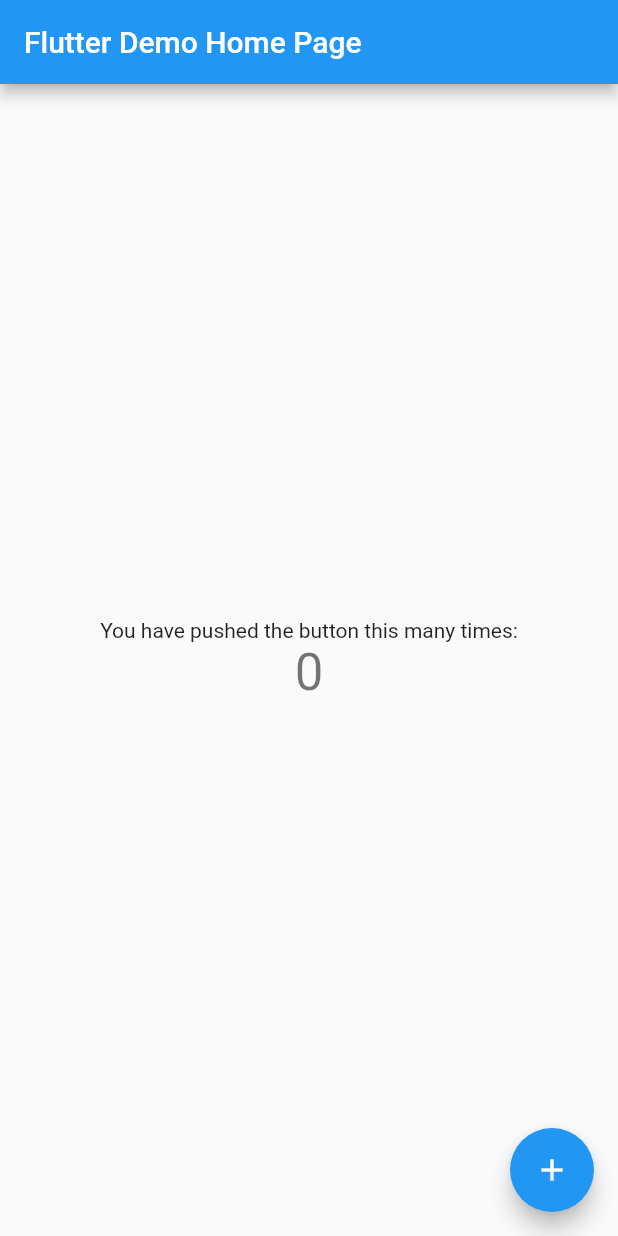
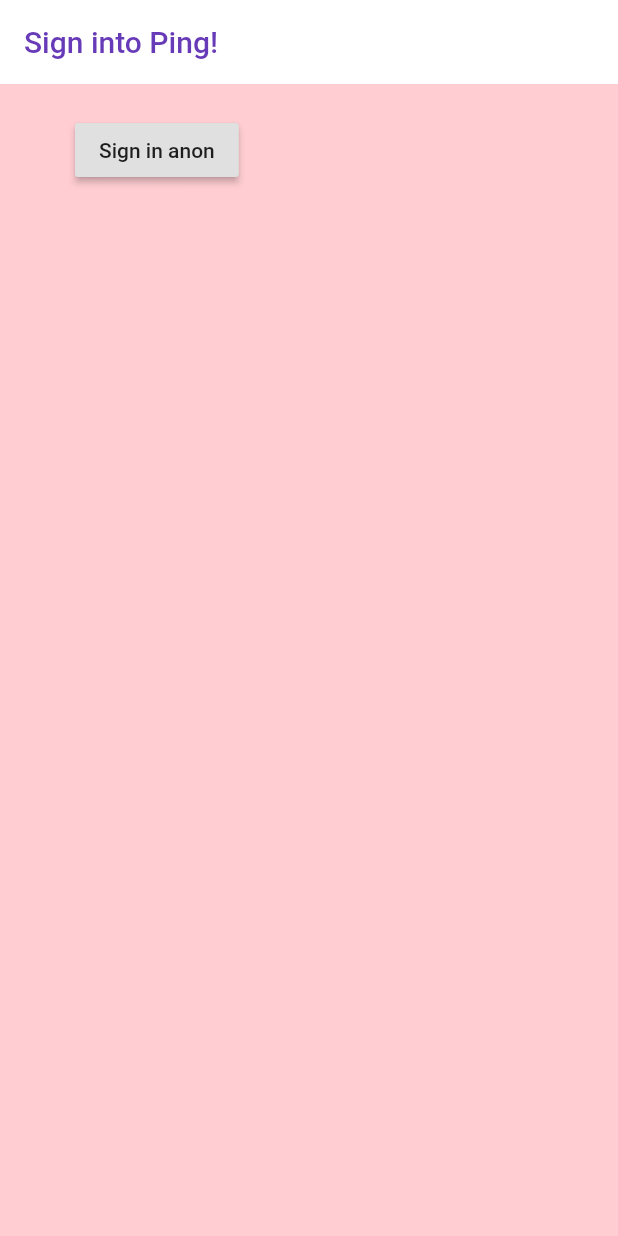
Before and after one commit to donnellythomas/ping_app, a Flutter app: the screen it shows after launch, on a phone screen of 412 x 824 dp. Run offline on Flutter 3.47's test engine with Material 2 defaults, Android fonts, the phone set to English and light mode, and no system bars; our stand-ins replace firebase_auth; accounts and stored records are empty.

Commit message:
added anonomous user sign in as setup for emial/password sign in

```diff
--- a/lib/main.dart
+++ b/lib/main.dart
@@ -1,4 +1,5 @@
 import 'package:flutter/material.dart';
+import 'package:ping_app/screens/authenticate/authenticate.dart';
 
 void main() => runApp(MyApp());
 
@@ -7,105 +8,7 @@
   @override
   Widget build(BuildContext context) {
     return MaterialApp(
-      title: 'Flutter Demo',
-      theme: ThemeData(
-        // This is the theme of your application.
-        //
-        // Try running your application with "flutter run". You'll see the
-        // application has a blue toolbar. Then, without quitting the app, try
-        // changing the primarySwatch below to Colors.green and then invoke
-        // "hot reload" (press "r" in the console where you ran "flutter run",
-        // or simply save your changes to "hot reload" in a Flutter IDE).
-        // Notice that the counter didn't reset back to zero; the application
-        // is not restarted.
-        primarySwatch: Colors.blue,
-      ),
-      home: MyHomePage(title: 'Flutter Demo Home Page'),
+      home: Authenticate(),
     );
   }
 }
-
-class MyHomePage extends StatefulWidget {
-  MyHomePage({Key key, this.title}) : super(key: key);
-
-  // This widget is the home page of your application. It is stateful, meaning
-  // that it has a State object (defined below) that contains fields that affect
-  // how it looks.
-
-  // This class is the configuration for the state. It holds the values (in this
-  // case the title) provided by the parent (in this case the App widget) and
-  // used by the build method of the State. Fields in a Widget subclass are
-  // always marked "final".
-
-  final String title;
-
-  @override
-  _MyHomePageState createState() => _MyHomePageState();
-}
-
-class _MyHomePageState extends State<MyHomePage> {
-  int _counter = 0;
-
-  void _incrementCounter() {
-    setState(() {
-      // This call to setState tells the Flutter framework that something has
-      // changed in this State, which causes it to rerun the build method below
-      // so that the display can reflect the updated values. If we changed
-      // _counter without calling setState(), then the build method would not be
-      // called again, and so nothing would appear to happen.
-      _counter++;
-    });
-  }
-
-  @override
-  Widget build(BuildContext context) {
-    // This method is rerun every time setState is called, for instance as done
-    // by the _incrementCounter method above.
-    //
-    // The Flutter framework has been optimized to make rerunning build methods
-    // fast, so that you can just rebuild anything that needs updating rather
-    // than having to individually change instances of widgets.
-    return Scaffold(
-      appBar: AppBar(
-        // Here we take the value from the MyHomePage object that was created by
-        // the App.build method, and use it to set our appbar title.
-        title: Text(widget.title),
-      ),
-      body: Center(
-        // Center is a layout widget. It takes a single child and positions it
-        // in the middle of the parent.
-        child: Column(
-          // Column is also a layout widget. It takes a list of children and
-          // arranges them vertically. By default, it sizes itself to fit its
-          // children horizontally, and tries to be as tall as its parent.
-          //
-          // Invoke "debug painting" (press "p" in the console, choose the
-          // "Toggle Debug Paint" action from the Flutter Inspector in Android
-          // Studio, or the "Toggle Debug Paint" command in Visual Studio Code)
-          // to see the wireframe for each widget.
-          //
-          // Column has various properties to control how it sizes itself and
-          // how it positions its children. Here we use mainAxisAlignment to
-          // center the children vertically; the main axis here is the vertical
-          // axis because Columns are vertical (the cross axis would be
-          // horizontal).
-          mainAxisAlignment: MainAxisAlignment.center,
-          children: <Widget>[
-            Text(
-              'You have pushed the button this many times:',
-            ),
-            Text(
-              '$_counter',
-              style: Theme.of(context).textTheme.display1,
-            ),
-          ],
-        ),
-      ),
-      floatingActionButton: FloatingActionButton(
-        onPressed: _incrementCounter,
-        tooltip: 'Increment',
-        child: Icon(Icons.add),
-      ), // This trailing comma makes auto-formatting nicer for build methods.
-    );
-  }
-}
--- /dev/null
+++ b/lib/models/user.dart
@@ -0,0 +1,7 @@
+class User {
+  final String uid;
+
+  User({
+    this.uid,
+  });
+}
--- /dev/null
+++ b/lib/screens/authenticate/authenticate.dart
@@ -0,0 +1,14 @@
+import 'package:flutter/material.dart';
+import 'package:ping_app/screens/authenticate/sign_in.dart';
+
+class Authenticate extends StatefulWidget {
+  @override
+  _AuthenticateState createState() => _AuthenticateState();
+}
+
+class _AuthenticateState extends State<Authenticate> {
+  @override
+  Widget build(BuildContext context) {
+    return Container(child: SignIn());
+  }
+}
--- /dev/null
+++ b/lib/screens/authenticate/sign_in.dart
@@ -0,0 +1,41 @@
+import 'package:flutter/material.dart';
+
+import 'package:ping_app/services/auth.dart';
+
+class SignIn extends StatefulWidget {
+  @override
+  _SignInState createState() => _SignInState();
+}
+
+class _SignInState extends State<SignIn> {
+  final AuthService _auth = AuthService();
+  @override
+  Widget build(BuildContext context) {
+    return Scaffold(
+      backgroundColor: Colors.red[100],
+      appBar: AppBar(
+        backgroundColor: Colors.white,
+        elevation: 0.0,
+        title: Text(
+          'Sign into Ping!',
+          style: TextStyle(color: Colors.deepPurple),
+        ),
+      ),
+      body: Container(
+        padding: EdgeInsets.symmetric(vertical: 20, horizontal: 50),
+        child: RaisedButton(
+          child: Text('Sign in anon'),
+          onPressed: () async {
+            dynamic result = await _auth.signInAnon();
+            if (result == null) {
+              print('error signing in');
+            } else {
+              print('signed in');
+              print(result.uid);
+            }
+          },
+        ),
+      ),
+    );
+  }
+}
```
Also changed, not shown: lib/screens/home/home.dart (added, +10 -0 lines), lib/screens/wrapper.dart (added, +10 -0 lines), lib/services/auth.dart (added, +28 -0 lines).
